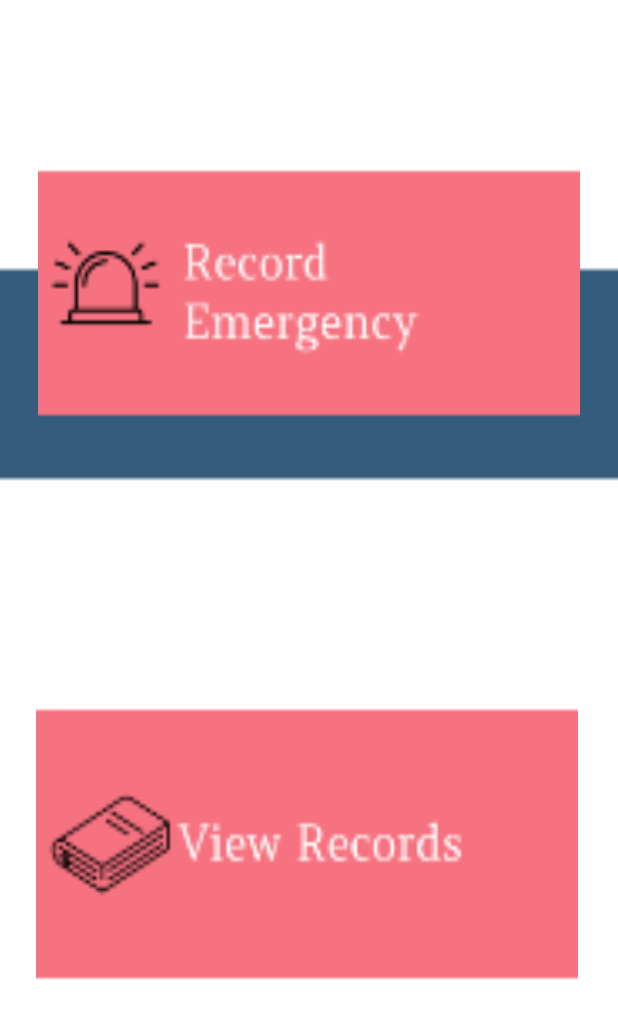
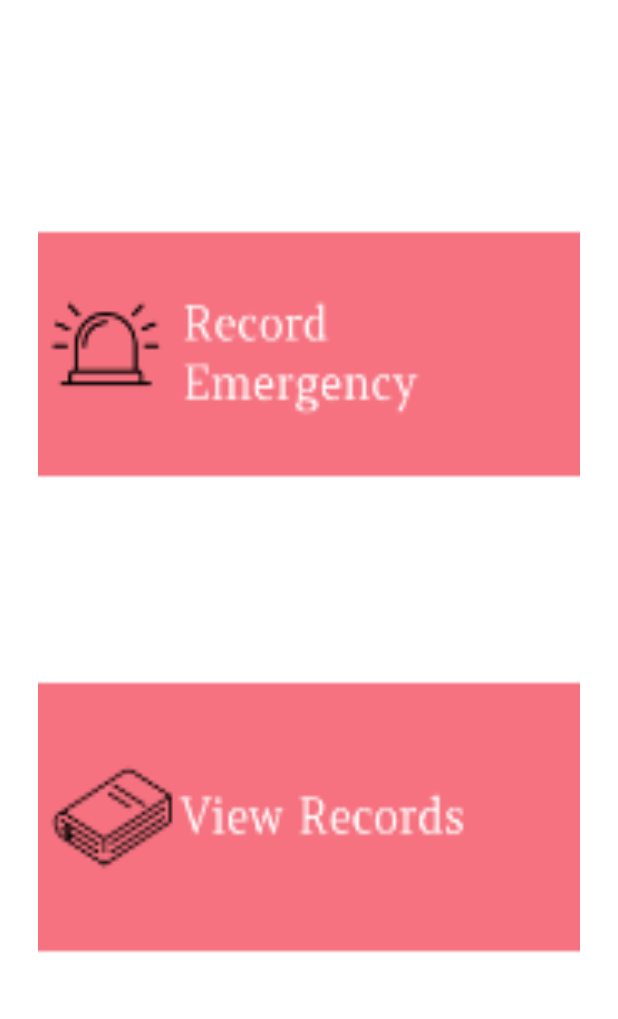
Before and after one commit to raffycabrera/Drew, an Android app: the layout activity_main.xml on its own in the app's theme, with its tools: preview values and no code run, on a phone screen of 412 x 824 dp. Shown: the top 1019 px of the screen. Run offline under Robolectric (Android 15) with nearby library versions, the phone set to English and light mode, and no system bars.

Commit message:
main menu constraints adjusted

```diff
--- a/app/src/main/java/edu/dlsu/drew/Login.java
+++ b/app/src/main/java/edu/dlsu/drew/Login.java
@@ -39,7 +39,7 @@ public class Login extends AppCompatActivity {
         mPassword = findViewById(R.id.password);
         fAuth = FirebaseAuth.getInstance();
         mLoginBtn = findViewById(R.id.loginButton);
-        mCreateBtn = findViewById(R.id.createButton);
+        mCreateBtn = findViewById(R.id.signupButton);
 
         mLoginBtn.setOnClickListener(new View.OnClickListener() {
             @Override
@@ -84,7 +84,7 @@ public class Login extends AppCompatActivity {
         });
 
 
-       /** mCreateBtn.setOnClickListener(new View.OnClickListener() {
+       mCreateBtn.setOnClickListener(new View.OnClickListener() {
             @Override
             public void onClick(View v) {
 
@@ -95,7 +95,7 @@ public class Login extends AppCompatActivity {
 
 
 
-        }); **/
+        });
 
         forgotTextLink.setOnClickListener(new View.OnClickListener() {
             @Override
--- a/app/src/main/res/layout/activity_login.xml
+++ b/app/src/main/res/layout/activity_login.xml
@@ -59,7 +59,7 @@
         app:rippleColor="#FFFFFF" />
 
     <Button
-        android:id="@+id/createButton"
+        android:id="@+id/signupButton"
         android:layout_width="209dp"
         android:layout_height="41dp"
         android:layout_marginTop="20dp"
--- a/app/src/main/res/layout/activity_main.xml
+++ b/app/src/main/res/layout/activity_main.xml
@@ -10,11 +10,11 @@
         android:id="@+id/imageView7"
         android:layout_width="1385dp"
         android:layout_height="502dp"
+        app:layout_constraintBottom_toTopOf="parent"
         app:layout_constraintEnd_toEndOf="parent"
         app:layout_constraintHorizontal_bias="0.516"
         app:layout_constraintStart_toStartOf="parent"
-        app:srcCompat="@mipmap/ic_launcher_background"
-        tools:layout_editor_absoluteY="-204dp" />
+        app:srcCompat="@mipmap/ic_launcher_background" />
 
     <ImageButton
         android:id="@+id/imageButton9"
@@ -22,10 +22,12 @@
         android:layout_height="393dp"
         android:background="?selectableItemBackgroundBorderless"
         android:scaleType="fitXY"
+        app:layout_constraintBottom_toBottomOf="parent"
         app:layout_constraintEnd_toEndOf="parent"
         app:layout_constraintStart_toStartOf="parent"
-        app:srcCompat="@mipmap/ic_launcher_foreground"
-        tools:layout_editor_absoluteY="48dp" />
+        app:layout_constraintTop_toTopOf="parent"
+        app:layout_constraintVertical_bias="0.094"
+        app:srcCompat="@mipmap/ic_launcher_foreground" />
 
     <TextView
         android:id="@+id/textView6"
@@ -48,8 +50,9 @@
         android:scaleType="fitXY"
         app:layout_constraintBottom_toBottomOf="parent"
         app:layout_constraintEnd_toEndOf="parent"
-        app:layout_constraintHorizontal_bias="0.48"
         app:layout_constraintStart_toStartOf="parent"
+        app:layout_constraintTop_toBottomOf="@+id/textView6"
+        app:layout_constraintVertical_bias="0.936"
         app:srcCompat="@mipmap/record_foreground" />
 
 </androidx.constraintlayout.widget.ConstraintLayout>
--- a/build.gradle
+++ b/build.gradle
@@ -6,7 +6,7 @@ buildscript {
     }
     dependencies {
         classpath "com.android.tools.build:gradle:4.1.3"
-        classpath 'com.google.gms:google-services:4.3.3'
+        classpath 'com.google.gms:google-services:4.3.5'
 
 
 
```
